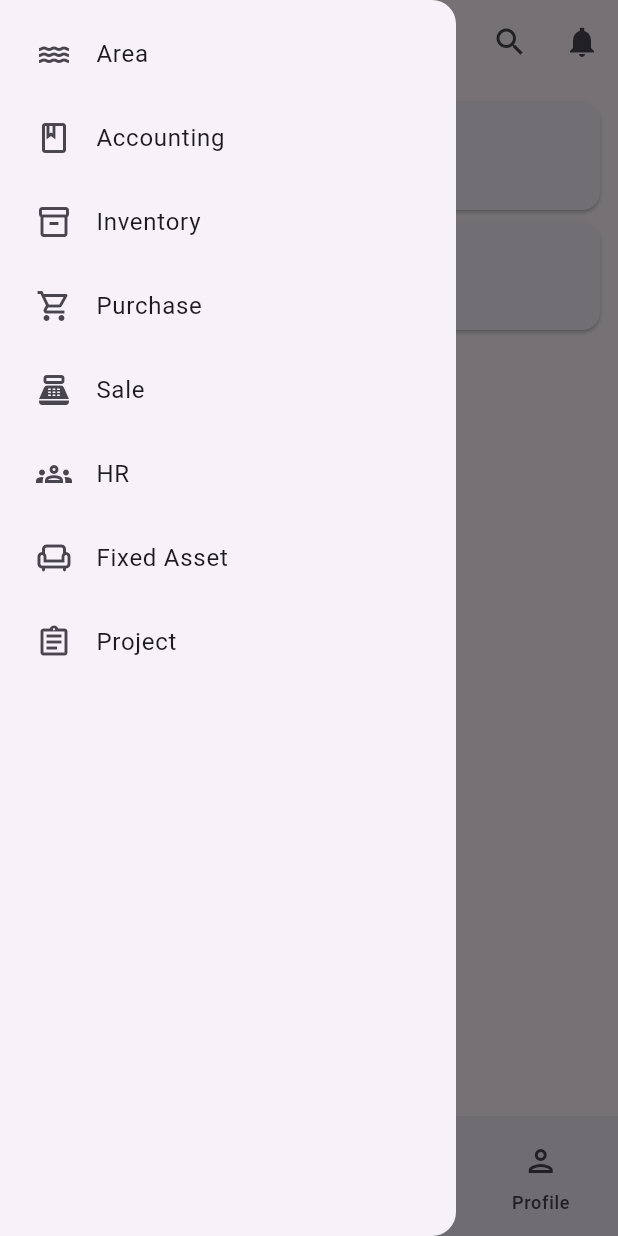
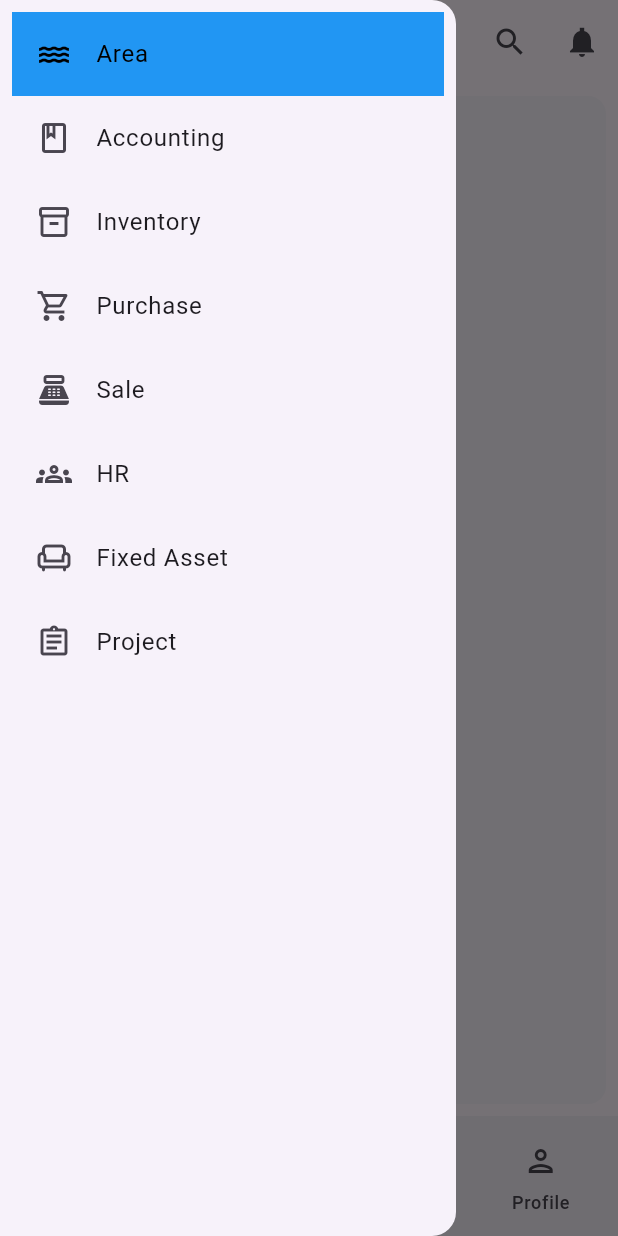
Before and after one commit to quebn/aquams, a Flutter app: the screen it shows after launch, item 2 of the bottom bar chosen, with the side drawer open, on a phone screen of 412 x 824 dp. Run offline on Flutter 3.47's test engine with Material 3 defaults, Android fonts, the phone set to English and light mode, and no system bars.

Commit message:
lazy and inefficient implementation just to be familiar with the framework

```diff
--- a/lib/aquams.dart
+++ b/lib/aquams.dart
@@ -122,17 +122,17 @@ class _AquamsState extends State<Aquams> {
 
   ];
   Widget modulesPage(TextStyle? textStyle) {
-    return ListView.builder(
-      padding: const EdgeInsets.all(8.0),
-      itemCount: list.length,
-      itemBuilder: (BuildContext context, int index) {
-        return GestureDetector(
-          onTap: () {
-            print("Tapped $index");
-          },
-          child: list[index],
-        );
-      },
+    return Card(
+      shadowColor: Colors.transparent,
+      margin: const EdgeInsets.all(8.0),
+      child: SizedBox.expand(
+        child: Center(
+          child: Text(
+            modules[currentModule].name,
+            style: textStyle,
+          ),
+        ),
+      ),
     );
   }
 
@@ -222,9 +222,12 @@ class _AquamsState extends State<Aquams> {
       itemBuilder: (BuildContext context, int index) {
         return GestureDetector(
           onTap: () {
-            print("Tapped $index");
+            setState(() {
+                currentModule = index;
+            });
+            Scaffold.of(context).closeDrawer();
           },
-          child: modules[index].getView(),
+          child: modules[index].getView(currentModule == index),
         );
       },
     );
--- a/lib/structure/module.dart
+++ b/lib/structure/module.dart
@@ -1,28 +1,32 @@
 import "package:flutter/material.dart";
 
 
-class Module{
+class Module {
   final String name;
+  final List<String> docs = const[];
 
   const Module(this.name);
 
-  Widget getView(){
+  Widget getView(bool selected){
     return ListTile(
       title: Text(name),
-      leading: _moduleIcons[name]?["outline"],
+      selected: selected,
+      leading: _getIcon("outline"),
+      selectedColor: Colors.black,
+      selectedTileColor: Colors.blue,
     );
   }
 
-  Widget? getIcon(){
+  Widget? _getIcon(String icon){
     if (!_moduleIcons.containsKey(name)){
-      return _moduleIcons["Default"]?["outline"];
+      return _moduleIcons["Default"]?[icon];
     }
-    return _moduleIcons[name]?["outline"];
+    return _moduleIcons[name]?[icon];
   }
 }
 
 
-const _moduleIcons = <String, Map<String, Widget>>{
+const Map<String, Map<String, Widget>> _moduleIcons = {
   "Area": {
     "selected": Icon(Icons.water_rounded),
     "outline": Icon(Icons.water_outlined),
@@ -59,5 +63,4 @@ const _moduleIcons = <String, Map<String, Widget>>{
     "selected": Icon(Icons.feed),
     "outline": Icon(Icons.feed_outlined)
   }
-
 };
--- a/lib/ui.dart
+++ /dev/null
@@ -1,4 +0,0 @@
-import "package:flutter/material.dart";
-
-
-class UI
```
Also changed, not shown: lib/structure/document.dart (added, +32 -0 lines).
